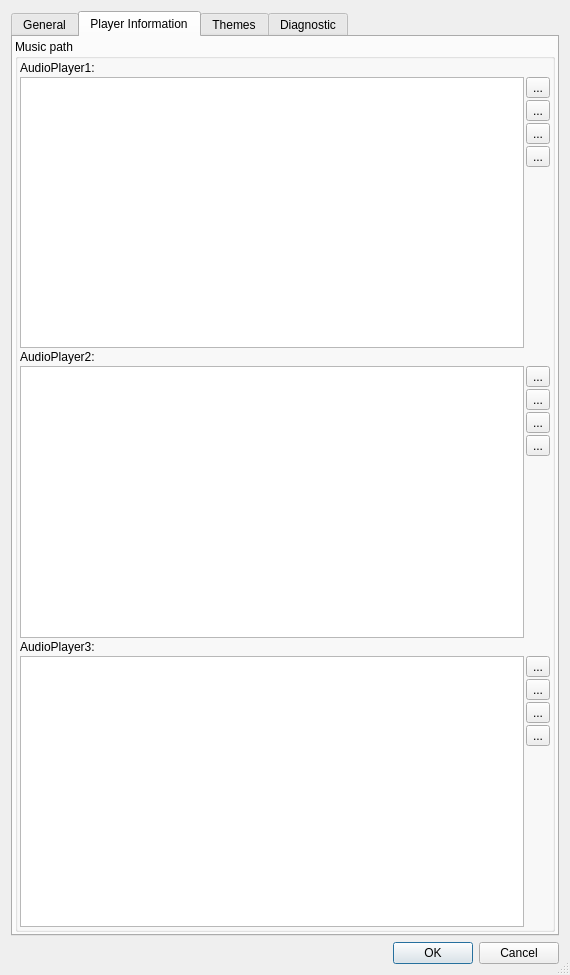
The window that src/libraries/rwidgets/dialogs/preferencesdialogbox.ui (Rolisteam/rolisteam) describes before a commit, drawn with Qt 5.
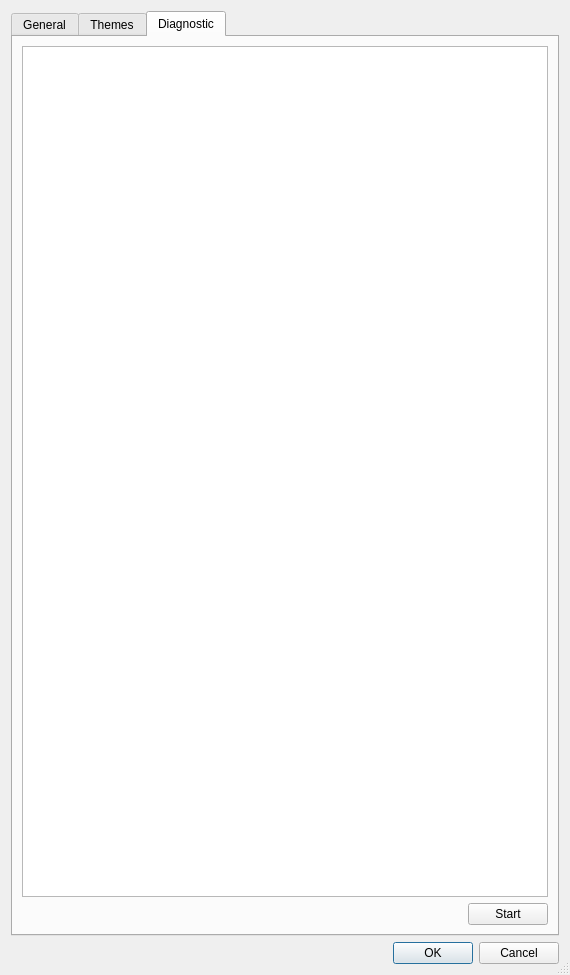
The same window after the commit. Icons and pictures are not drawn. Custom widgets are drawn as their Qt base class.

Commit message: [Preferences] : remove music directories.

```diff
--- a/src/libraries/rwidgets/dialogs/preferencesdialogbox.ui
+++ b/src/libraries/rwidgets/dialogs/preferencesdialogbox.ui
@@ -20,7 +20,7 @@
    <item>
     <widget class="QTabWidget" name="tabWidget">
      <property name="currentIndex">
-      <number>1</number>
+      <number>2</number>
      </property>
      <widget class="QWidget" name="tabWidgetPage1">
       <attribute name="title">
@@ -45,7 +45,7 @@
             <item>
              <spacer name="horizontalSpacer_12">
               <property name="orientation">
-               <enum>Qt::Horizontal</enum>
+               <enum>Qt::Orientation::Horizontal</enum>
               </property>
               <property name="sizeHint" stdset="0">
                <size>
@@ -76,7 +76,7 @@
             <item>
              <spacer name="horizontalSpacer_13">
               <property name="orientation">
-               <enum>Qt::Horizontal</enum>
+               <enum>Qt::Orientation::Horizontal</enum>
               </property>
               <property name="sizeHint" stdset="0">
                <size>
@@ -109,7 +109,7 @@
                <number>250</number>
               </property>
               <property name="orientation">
-               <enum>Qt::Horizontal</enum>
+               <enum>Qt::Orientation::Horizontal</enum>
               </property>
              </widget>
             </item>
@@ -148,7 +148,7 @@
             <item>
              <spacer name="horizontalSpacer_17">
               <property name="orientation">
-               <enum>Qt::Horizontal</enum>
+               <enum>Qt::Orientation::Horizontal</enum>
               </property>
               <property name="sizeHint" stdset="0">
                <size>
@@ -229,7 +229,7 @@
             <item>
              <spacer name="horizontalSpacer_8">
               <property name="orientation">
-               <enum>Qt::Horizontal</enum>
+               <enum>Qt::Orientation::Horizontal</enum>
               </property>
               <property name="sizeHint" stdset="0">
                <size>
@@ -286,7 +286,7 @@
               <item>
                <spacer name="horizontalSpacer_10">
                 <property name="orientation">
-                 <enum>Qt::Horizontal</enum>
+                 <enum>Qt::Orientation::Horizontal</enum>
                 </property>
                 <property name="sizeHint" stdset="0">
                  <size>
@@ -364,7 +364,7 @@
             <item>
              <spacer name="horizontalSpacer_15">
               <property name="orientation">
-               <enum>Qt::Horizontal</enum>
+               <enum>Qt::Orientation::Horizontal</enum>
               </property>
               <property name="sizeHint" stdset="0">
                <size>
@@ -425,7 +425,7 @@
              <number>300</number>
             </property>
             <property name="orientation">
-             <enum>Qt::Horizontal</enum>
+             <enum>Qt::Orientation::Horizontal</enum>
             </property>
            </widget>
           </item>
@@ -469,7 +469,7 @@
             <item>
              <spacer name="horizontalSpacer_6">
               <property name="orientation">
-               <enum>Qt::Horizontal</enum>
+               <enum>Qt::Orientation::Horizontal</enum>
               </property>
               <property name="sizeHint" stdset="0">
                <size>
@@ -507,7 +507,7 @@
             <item>
              <spacer name="horizontalSpacer_9">
               <property name="orientation">
-               <enum>Qt::Horizontal</enum>
+               <enum>Qt::Orientation::Horizontal</enum>
               </property>
               <property name="sizeHint" stdset="0">
                <size>
@@ -545,7 +545,7 @@
        <item>
         <spacer name="verticalSpacer_3">
          <property name="orientation">
-          <enum>Qt::Vertical</enum>
+          <enum>Qt::Orientation::Vertical</enum>
          </property>
          <property name="sizeHint" stdset="0">
           <size>
@@ -564,232 +564,6 @@
        </item>
       </layout>
      </widget>
-     <widget class="QWidget" name="m_playerTab">
-      <property name="cursor">
-       <cursorShape>ArrowCursor</cursorShape>
-      </property>
-      <attribute name="title">
-       <string>Player Information</string>
-      </attribute>
-      <layout class="QVBoxLayout" name="verticalLayout_10">
-       <property name="spacing">
-        <number>2</number>
-       </property>
-       <property name="leftMargin">
-        <number>2</number>
-       </property>
-       <property name="topMargin">
-        <number>2</number>
-       </property>
-       <property name="rightMargin">
-        <number>2</number>
-       </property>
-       <property name="bottomMargin">
-        <number>2</number>
-       </property>
-       <item>
-        <widget class="QGroupBox" name="groupBox_3">
-         <property name="title">
-          <string>Music path</string>
-         </property>
-         <layout class="QVBoxLayout" name="verticalLayout_9">
-          <property name="spacing">
-           <number>2</number>
-          </property>
-          <property name="leftMargin">
-           <number>2</number>
-          </property>
-          <property name="topMargin">
-           <number>2</number>
-          </property>
-          <property name="rightMargin">
-           <number>2</number>
-          </property>
-          <property name="bottomMargin">
-           <number>2</number>
-          </property>
-          <item>
-           <widget class="QLabel" name="label_2">
-            <property name="text">
-             <string>AudioPlayer1:</string>
-            </property>
-           </widget>
-          </item>
-          <item>
-           <layout class="QHBoxLayout" name="horizontalLayout">
-            <item>
-             <widget class="QListView" name="m_directoriesList1"/>
-            </item>
-            <item>
-             <layout class="QVBoxLayout" name="verticalLayout_3">
-              <item>
-               <widget class="QToolButton" name="m_add1Btn">
-                <property name="text">
-                 <string>...</string>
-                </property>
-               </widget>
-              </item>
-              <item>
-               <widget class="QToolButton" name="m_delete1Btn">
-                <property name="text">
-                 <string>...</string>
-                </property>
-               </widget>
-              </item>
-              <item>
-               <widget class="QToolButton" name="m_up1Btn">
-                <property name="text">
-                 <string>...</string>
-                </property>
-               </widget>
-              </item>
-              <item>
-               <widget class="QToolButton" name="m_down1Btn">
-                <property name="text">
-                 <string>...</string>
-                </property>
-               </widget>
-              </item>
-              <item>
-               <spacer name="verticalSpacer">
-                <property name="orientation">
-                 <enum>Qt::Vertical</enum>
-                </property>
-                <property name="sizeHint" stdset="0">
-                 <size>
-                  <width>20</width>
-                  <height>40</height>
-                 </size>
-                </property>
-               </spacer>
-              </item>
-             </layout>
-            </item>
-           </layout>
-          </item>
-          <item>
-           <widget class="QLabel" name="label_3">
-            <property name="text">
-             <string>AudioPlayer2:</string>
-            </property>
-           </widget>
-          </item>
-          <item>
-           <layout class="QHBoxLayout" name="horizontalLayout_2">
-            <item>
-             <widget class="QListView" name="m_directoriesList2"/>
-            </item>
-            <item>
-             <layout class="QVBoxLayout" name="verticalLayout_2">
-              <item>
-               <widget class="QToolButton" name="m_add2Btn">
-                <property name="text">
-                 <string>...</string>
-                </property>
-               </widget>
-              </item>
-              <item>
-               <widget class="QToolButton" name="m_delete2Btn">
-                <property name="text">
-                 <string>...</string>
-                </property>
-               </widget>
-              </item>
-              <item>
-               <widget class="QToolButton" name="m_up2Btn">
-                <property name="text">
-                 <string>...</string>
-                </property>
-               </widget>
-              </item>
-              <item>
-               <widget class="QToolButton" name="m_down2Btn">
-                <property name="text">
-                 <string>...</string>
-                </property>
-               </widget>
-              </item>
-              <item>
-               <spacer name="verticalSpacer_2">
-                <property name="orientation">
-                 <enum>Qt::Vertical</enum>
-                </property>
-                <property name="sizeHint" stdset="0">
-                 <size>
-                  <width>20</width>
-                  <height>40</height>
-                 </size>
-                </property>
-               </spacer>
-              </item>
-             </layout>
-            </item>
-           </layout>
-          </item>
-          <item>
-           <widget class="QLabel" name="label_4">
-            <property name="text">
-             <string>AudioPlayer3:</string>
-            </property>
-           </widget>
-          </item>
-          <item>
-           <layout class="QHBoxLayout" name="horizontalLayout_3">
-            <item>
-             <widget class="QListView" name="m_directoriesList3"/>
-            </item>
-            <item>
-             <layout class="QVBoxLayout" name="verticalLayout">
-              <item>
-               <widget class="QToolButton" name="m_add3Btn">
-                <property name="text">
-                 <string>...</string>
-                </property>
-               </widget>
-              </item>
-              <item>
-               <widget class="QToolButton" name="m_delete3Btn">
-                <property name="text">
-                 <string>...</string>
-                </property>
-               </widget>
-              </item>
-              <item>
-               <widget class="QToolButton" name="m_up3Btn">
-                <property name="text">
-                 <string>...</string>
-                </property>
-               </widget>
-              </item>
-              <item>
-               <widget class="QToolButton" name="m_down3Btn">
-                <property name="text">
-                 <string>...</string>
-                </property>
-               </widget>
-              </item>
-              <item>
-               <spacer name="verticalSpacer_4">
-                <property name="orientation">
-                 <enum>Qt::Vertical</enum>
-                </property>
-                <property name="sizeHint" stdset="0">
-                 <size>
-                  <width>20</width>
-                  <height>40</height>
-                 </size>
-                </property>
-               </spacer>
-              </item>
-             </layout>
-            </item>
-           </layout>
-          </item>
-         </layout>
-        </widget>
-       </item>
-      </layout>
-     </widget>
      <widget class="QWidget" name="tabWidgetPage2">
       <attribute name="title">
        <string>Themes</string>
@@ -876,7 +650,7 @@
                 <item>
                  <spacer name="horizontalSpacer_2">
                   <property name="orientation">
-                   <enum>Qt::Horizontal</enum>
+                   <enum>Qt::Orientation::Horizontal</enum>
                   </property>
                   <property name="sizeHint" stdset="0">
                    <size>
@@ -910,7 +684,7 @@
                <item>
                 <spacer name="horizontalSpacer_7">
                  <property name="orientation">
-                  <enum>Qt::Horizontal</enum>
+                  <enum>Qt::Orientation::Horizontal</enum>
                  </property>
                  <property name="sizeHint" stdset="0">
                   <size>
@@ -1013,7 +787,7 @@
             <item>
              <spacer name="horizontalSpacer_5">
               <property name="orientation">
-               <enum>Qt::Horizontal</enum>
+               <enum>Qt::Orientation::Horizontal</enum>
               </property>
               <property name="sizeHint" stdset="0">
                <size>
@@ -1054,7 +828,7 @@
             <item>
              <spacer name="horizontalSpacer_4">
               <property name="orientation">
-               <enum>Qt::Horizontal</enum>
+               <enum>Qt::Orientation::Horizontal</enum>
               </property>
               <property name="sizeHint" stdset="0">
                <size>
@@ -1090,72 +864,6 @@
        <string>Diagnostic</string>
       </attribute>
       <layout class="QVBoxLayout" name="verticalLayout_7">
-       <item>
-        <widget class="QCheckBox" name="m_enableDataCollection">
-         <property name="text">
-          <string>Enable Data collection</string>
-         </property>
-        </widget>
-       </item>
-       <item>
-        <widget class="QGroupBox" name="groupBox_10">
-         <property name="enabled">
-          <bool>false</bool>
-         </property>
-         <property name="title">
-          <string>Data collection</string>
-         </property>
-         <layout class="QVBoxLayout" name="verticalLayout_20">
-          <item>
-           <widget class="QLabel" name="label_28">
-            <property name="text">
-             <string>&lt;html&gt;&lt;head/&gt;&lt;body&gt;&lt;p&gt;&lt;span style=&quot; font-size:9pt;&quot;&gt;Collected data are anonymous. &lt;br/&gt;By default, only data about rolisteam are collected. Which actions have been used.&lt;br/&gt;&lt;br/&gt;Checking &lt;/span&gt;&lt;span style=&quot; font-size:9pt; font-weight:600;&quot;&gt;All Usages&lt;/span&gt;&lt;span style=&quot; font-size:9pt;&quot;&gt; box enables the collect of data about rolisteam in desktop environment.&lt;br/&gt;We mainly try to know if Rolisteam is visible, its size or if it has the focus. &lt;br/&gt;It may be helpful to understand how people use Rolisteam on Desktop. &lt;br/&gt;University studies may find those data interesting.&lt;br/&gt;&lt;br/&gt;Debug data makes rolisteam to log every click on every button or action. It is a deeper  mode.&lt;br/&gt;It may slow down a bit rolisteam.&lt;/span&gt;&lt;/p&gt;&lt;p&gt;&lt;span style=&quot; font-size:9pt;&quot;&gt;To know more about data collection: &lt;/span&gt;&lt;a href=&quot;https://rolisteam.org/datacollection.html&quot;&gt;&lt;span style=&quot; font-size:9pt; text-decoration: underline; color:#007af4;&quot;&gt;www.rolisteam.org/datacollection.html&lt;/span&gt;&lt;/a&gt;&lt;/p&gt;&lt;/body&gt;&lt;/html&gt;</string>
-            </property>
-            <property name="textFormat">
-             <enum>Qt::RichText</enum>
-            </property>
-            <property name="scaledContents">
-             <bool>false</bool>
-            </property>
-           </widget>
-          </item>
-          <item>
-           <layout class="QHBoxLayout" name="horizontalLayout_23">
-            <item>
-             <widget class="QCheckBox" name="m_logUniversityResearch">
-              <property name="text">
-               <string>All Usages</string>
-              </property>
-             </widget>
-            </item>
-            <item>
-             <spacer name="horizontalSpacer_11">
-              <property name="orientation">
-               <enum>Qt::Horizontal</enum>
-              </property>
-              <property name="sizeHint" stdset="0">
-               <size>
-                <width>40</width>
-                <height>20</height>
-               </size>
-              </property>
-             </spacer>
-            </item>
-            <item>
-             <widget class="QCheckBox" name="m_debugLogInfo">
-              <property name="toolTip">
-               <string>May slow down rolisteam</string>
-              </property>
-              <property name="text">
-               <string>Include Debug data*</string>
-              </property>
-             </widget>
-            </item>
-           </layout>
-          </item>
-         </layout>
-        </widget>
-       </item>
        <item>
         <widget class="QTextEdit" name="m_diagDisplay">
          <property name="readOnly">
@@ -1168,7 +876,7 @@
          <item>
           <spacer name="horizontalSpacer">
            <property name="orientation">
-            <enum>Qt::Horizontal</enum>
+            <enum>Qt::Orientation::Horizontal</enum>
            </property>
            <property name="sizeHint" stdset="0">
             <size>
@@ -1196,7 +904,7 @@
      <item>
       <spacer name="horizontalSpacer_16">
        <property name="orientation">
-        <enum>Qt::Horizontal</enum>
+        <enum>Qt::Orientation::Horizontal</enum>
        </property>
        <property name="sizeHint" stdset="0">
         <size>
@@ -1209,124 +917,16 @@
      <item>
       <widget class="QDialogButtonBox" name="buttonBox">
        <property name="orientation">
-        <enum>Qt::Horizontal</enum>
+        <enum>Qt::Orientation::Horizontal</enum>
        </property>
        <property name="standardButtons">
-        <set>QDialogButtonBox::Cancel|QDialogButtonBox::Ok</set>
+        <set>QDialogButtonBox::StandardButton::Cancel|QDialogButtonBox::StandardButton::Ok</set>
        </property>
       </widget>
      </item>
     </layout>
    </item>
   </layout>
-  <action name="m_ap1Add">
-   <property name="icon">
-    <iconset theme="add">
-     <normaloff>.</normaloff>.</iconset>
-   </property>
-   <property name="text">
-    <string>Add</string>
-   </property>
-  </action>
-  <action name="m_ap2Add">
-   <property name="icon">
-    <iconset theme="add">
-     <normaloff>.</normaloff>.</iconset>
-   </property>
-   <property name="text">
-    <string>Add</string>
-   </property>
-  </action>
-  <action name="m_ap3Add">
-   <property name="icon">
-    <iconset theme="add">
-     <normaloff>.</normaloff>.</iconset>
-   </property>
-   <property name="text">
-    <string>Add</string>
-   </property>
-  </action>
-  <action name="m_ap1Delete">
-   <property name="icon">
-    <iconset theme="remove">
-     <normaloff>.</normaloff>.</iconset>
-   </property>
-   <property name="text">
-    <string>Delete</string>
-   </property>
-  </action>
-  <action name="m_ap2Delete">
-   <property name="icon">
-    <iconset theme="remove">
-     <normaloff>.</normaloff>.</iconset>
-   </property>
-   <property name="text">
-    <string>Delete</string>
-   </property>
-  </action>
-  <action name="m_ap3Delete">
-   <property name="icon">
-    <iconset theme="remove">
-     <normaloff>.</normaloff>.</iconset>
-   </property>
-   <property name="text">
-    <string>Delete</string>
-   </property>
-  </action>
-  <action name="m_ap1upAct">
-   <property name="icon">
-    <iconset theme="up">
-     <normaloff>.</normaloff>.</iconset>
-   </property>
-   <property name="text">
-    <string>up</string>
-   </property>
-  </action>
-  <action name="m_ap2upAct">
-   <property name="icon">
-    <iconset theme="up">
-     <normaloff>.</normaloff>.</iconset>
-   </property>
-   <property name="text">
-    <string>up</string>
-   </property>
-  </action>
-  <action name="m_ap3upAct">
-   <property name="icon">
-    <iconset theme="up">
-     <normaloff>.</normaloff>.</iconset>
-   </property>
-   <property name="text">
-    <string>up</string>
-   </property>
-  </action>
-  <action name="m_ap1downAct">
-   <property name="icon">
-    <iconset theme="down">
-     <normaloff>.</normaloff>.</iconset>
-   </property>
-   <property name="text">
-    <string>down</string>
-   </property>
-  </action>
-  <action name="m_ap2downAct">
-   <property name="icon">
-    <iconset theme="down">
-     <normaloff>.</normaloff>.</iconset>
-   </property>
-   <property name="text">
-    <string>down</string>
-   </property>
-  </action>
-  <action name="m_ap3downAct">
-   <property name="icon">
-    <iconset theme="down">
-     <normaloff>.</normaloff>.</iconset>
-   </property>
-   <property name="text">
-    <string>down</string>
-   </property>
-  </action>
  </widget>
  <customwidgets>
   <customwidget>
```
Left out of the diff: 16 changed lines with no effect on the pictures. The commit also changes 2 other files.
